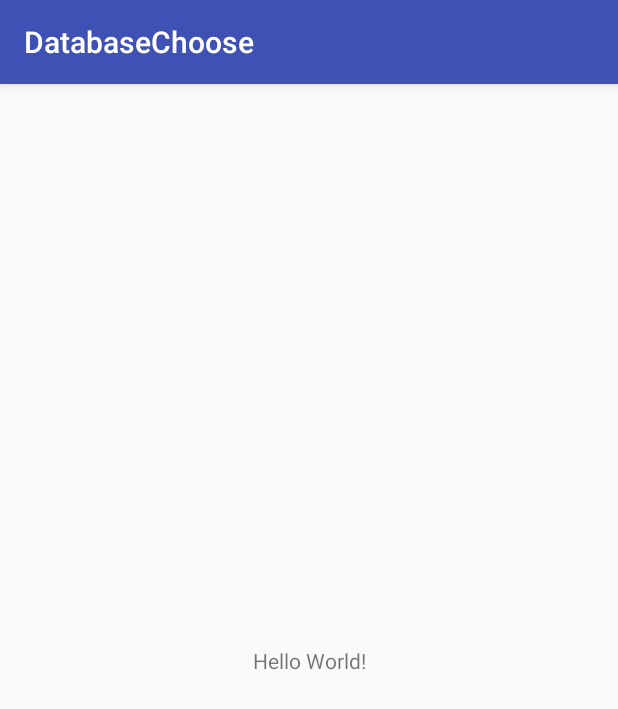
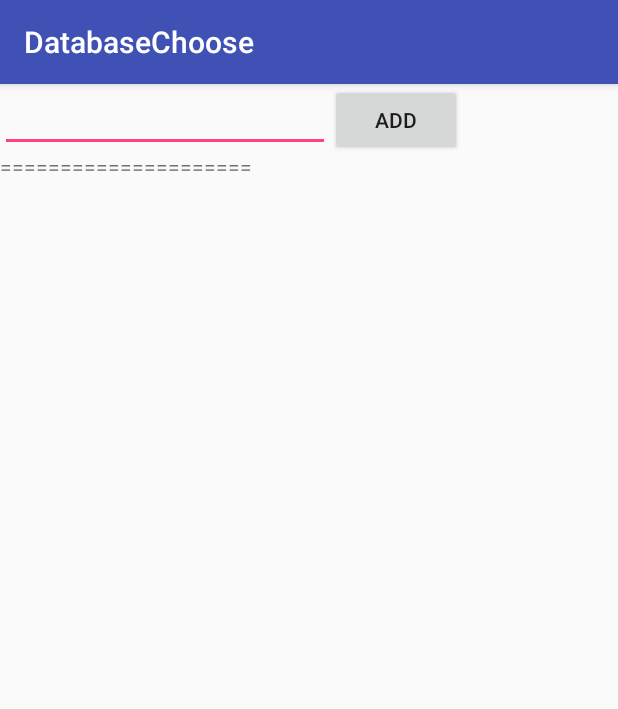
Before and after one commit to YuTianTina/DatabaseChoice, an Android app: the screen it shows after launch (MainActivity), on a phone screen of 412 x 824 dp. Shown: the top 709 px of the screen. Run offline under Robolectric (Android 15) with nearby library versions, the phone set to English and light mode, and no system bars; libraries missing offline, so code that uses them is left out: io.objectbox; 2 statements that could not run were skipped.

```diff
--- a/app/src/main/AndroidManifest.xml
+++ b/app/src/main/AndroidManifest.xml
@@ -8,6 +8,7 @@
             android:label="@string/app_name"
             android:roundIcon="@mipmap/ic_launcher_round"
             android:supportsRtl="true"
+            android:name=".App"
             android:theme="@style/AppTheme">
         <activity android:name=".MainActivity">
             <intent-filter>
--- a/app/src/main/java/com/study/databasechoose/App.java
+++ b/app/src/main/java/com/study/databasechoose/App.java
@@ -1,4 +1,10 @@
 package com.study.databasechoose;
+
+import android.app.Application;
+
+import com.study.databasechoose.utils.Utils;
+
+import io.objectbox.BoxStore;
 
 /**
  * 2017/11/17
@@ -8,5 +14,24 @@ package com.study.databasechoose;
  * @author yutt
  */
 
-public class App {
+public class App extends Application {
+    private BoxStore boxStore;
+
+    @Override
+    public void onCreate() {
+        super.onCreate();
+        Utils.init(this);
+        initBox();
+    }
+
+    /**
+     * 初始化Box
+     */
+    private void initBox() {
+        boxStore = MyObjectBox.builder().androidContext(this).build();
+    }
+
+    public BoxStore getBoxStore() {
+        return boxStore;
+    }
 }
--- a/app/src/main/java/com/study/databasechoose/MainActivity.java
+++ b/app/src/main/java/com/study/databasechoose/MainActivity.java
@@ -1,13 +1,47 @@
 package com.study.databasechoose;
 
+import android.os.Bundle;
 import android.support.v7.app.AppCompatActivity;
-import android.os.Bundle;
+import android.view.View;
+import android.widget.Button;
+import android.widget.EditText;
+import android.widget.TextView;
 
-public class MainActivity extends AppCompatActivity {
+public class MainActivity extends AppCompatActivity implements View.OnClickListener {
 
+    private EditText editText;
+    private Button button;
+    private TextView textView;
+
+    private DbOperation dbOperation;
     @Override
     protected void onCreate(Bundle savedInstanceState) {
         super.onCreate(savedInstanceState);
         setContentView(R.layout.activity_main);
+
+        editText = findViewById(R.id.edit_text);
+        button = findViewById(R.id.button);
+        textView = findViewById(R.id.text_view);
+
+        dbOperation = new DbOperation();
+
+        button.setOnClickListener(this);
+    }
+
+    @Override
+    public void onClick(View v) {
+        dbOperation.addUser(new User(editText.getText().toString(), 17));
+        textView.setText(getShow());
+        editText.setText("");
+    }
+
+    private String getShow(){
+        StringBuilder sb = new StringBuilder();
+        for (User user :
+                dbOperation.queryUser()) {
+            sb.append(user.getUserName())
+                    .append("\n");
+        }
+        return sb.toString();
     }
 }
--- a/app/src/main/java/com/study/databasechoose/utils/IDbOperation.java
+++ b/app/src/main/java/com/study/databasechoose/utils/IDbOperation.java
@@ -1,11 +1,13 @@
-package com.study.databasechoose;
+package com.study.databasechoose.utils;
+
+import com.study.databasechoose.User;
 
 import java.util.List;
 
 /**
  * 2017/11/17
  * e-mail: yutt@xinguangnet.com
- * Description:
+ * Description: 用户数据操作接口
  *
  * @author yutt
  */
--- a/app/src/main/res/layout/activity_main.xml
+++ b/app/src/main/res/layout/activity_main.xml
@@ -1,19 +1,31 @@
 <?xml version="1.0" encoding="utf-8"?>
-<android.support.constraint.ConstraintLayout
+<RelativeLayout
         xmlns:android="http://schemas.android.com/apk/res/android"
         xmlns:tools="http://schemas.android.com/tools"
         xmlns:app="http://schemas.android.com/apk/res-auto"
         android:layout_width="match_parent"
         android:layout_height="match_parent"
         tools:context="com.study.databasechoose.MainActivity">
-
-    <TextView
+    <EditText
+            android:id="@+id/edit_text"
+            android:layout_width="220dp"
+            android:layout_height="wrap_content"/>
+    <Button
+            android:id="@+id/button"
             android:layout_width="wrap_content"
             android:layout_height="wrap_content"
-            android:text="Hello World!"
-            app:layout_constraintBottom_toBottomOf="parent"
-            app:layout_constraintLeft_toLeftOf="parent"
-            app:layout_constraintRight_toRightOf="parent"
-            app:layout_constraintTop_toTopOf="parent"/>
-
-</android.support.constraint.ConstraintLayout>
+            android:layout_toEndOf="@id/edit_text"
+            android:layout_toRightOf="@id/edit_text"
+            android:text="ADD"/>
+    <TextView
+            android:id="@+id/tv1"
+            android:layout_width="wrap_content"
+            android:layout_height="wrap_content"
+            android:layout_below="@id/edit_text"
+            android:text="====================="/>
+    <TextView
+            android:id="@+id/text_view"
+            android:layout_width="wrap_content"
+            android:layout_height="wrap_content"
+            android:layout_below="@id/tv1"/>
+</RelativeLayout>
--- a/build.gradle
+++ b/build.gradle
@@ -1,14 +1,15 @@
 // Top-level build file where you can add configuration options common to all sub-projects/modules.
 
 buildscript {
-
+    apply from : "version.gradle"
     repositories {
         google()
         jcenter()
+        maven {url deps.objectbox.maven}
     }
     dependencies {
         classpath 'com.android.tools.build:gradle:3.0.0'
-
+        classpath deps.objectbox.dep
 
         // NOTE: Do not place your application dependencies here; they belong
         // in the individual module build.gradle files
@@ -19,6 +20,7 @@ allprojects {
     repositories {
         google()
         jcenter()
+        maven {url deps.objectbox.maven}
     }
 }
 
```
Also changed, not shown: app/build.gradle (+18 -0 lines), app/src/main/java/com/study/databasechoose/utils/Utils.java (+1 -35 lines), version.gradle (+27 -0 lines), 2 other files.
